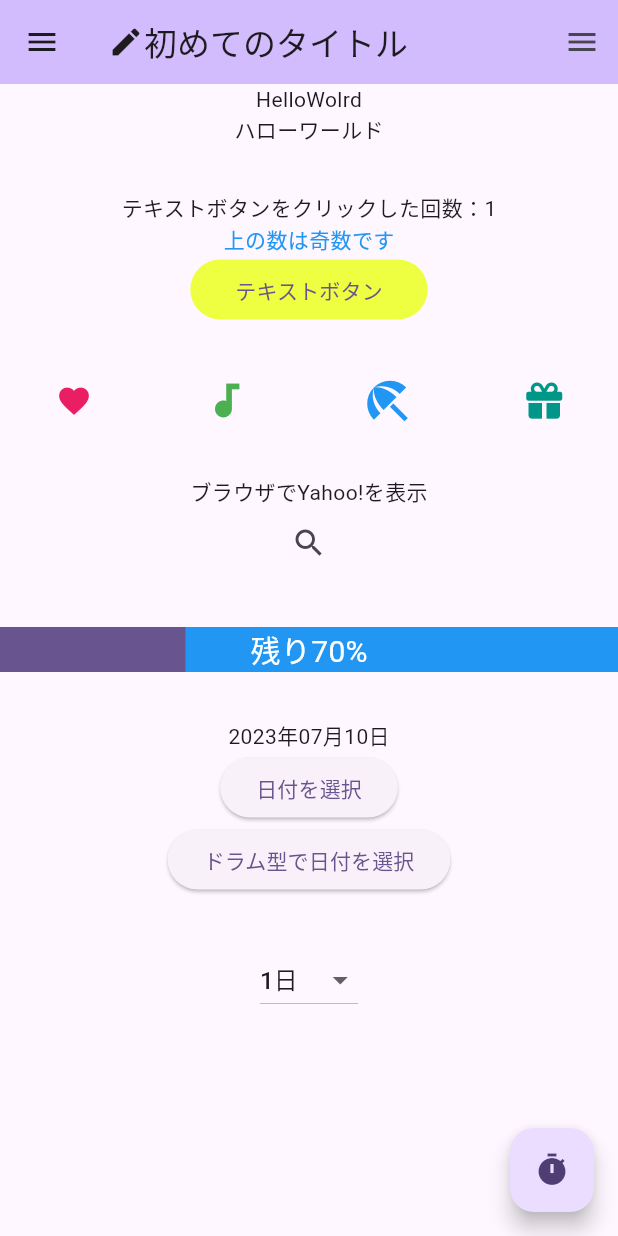
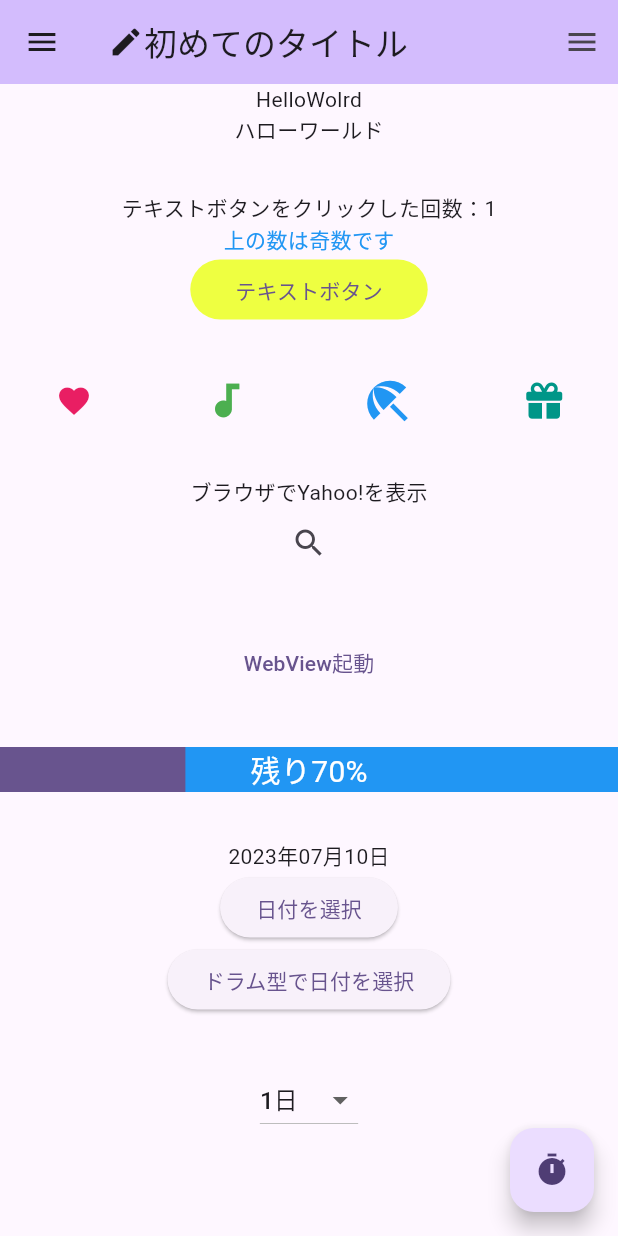
Before and after one commit to a-sasaoka/flutter_step3, a Flutter app: the screen it shows after launch, after a tap on "テキストボタン", on a phone screen of 412 x 824 dp. Run offline on Flutter 3.47's test engine with Material 2 defaults, Android fonts, the phone set to English and light mode, and no system bars; our stand-ins replace flutter_datetime_picker_plus, font_awesome_flutter, webview_flutter.

Commit message:
WebView追加

```diff
--- a/lib/main.dart
+++ b/lib/main.dart
@@ -2,6 +2,7 @@ import 'package:flutter/material.dart';
 import 'package:flutter_datetime_picker_plus/flutter_datetime_picker_plus.dart';
 import 'package:font_awesome_flutter/font_awesome_flutter.dart';
 import 'package:helloworld/time_to_live.dart';
+import 'package:helloworld/web_view.dart';
 import 'package:url_launcher/url_launcher.dart';
 import 'package:flutter_localizations/flutter_localizations.dart';
 import 'package:intl/intl.dart';
@@ -199,6 +200,22 @@ class _MyHomePageState extends State<MyHomePage> {
           const SizedBox(
             height: 32,
           ),
+          TextButton(
+            onPressed: () {
+              Navigator.push(
+                  context,
+                  MaterialPageRoute(
+                    fullscreenDialog: false,
+                    builder: (context) => const WebView('https://flutter.dev'),
+                  ));
+            },
+            child: const Text(
+              'WebView起動',
+            ),
+          ),
+          const SizedBox(
+            height: 32,
+          ),
           // Widgetを重ねて表示
           const Stack(
             children: [
--- a/lib/time_to_live.dart
+++ b/lib/time_to_live.dart
@@ -1,28 +1,26 @@
-// ignore_for_file: constant_identifier_names
-
 enum TimeToLive {
-  TEN_MINUTES,
-  ONE_HOUR,
-  ONE_DAY,
-  ONE_WEEK,
-  ONE_MONTH,
-  ONE_YEAR,
+  tenMinutes,
+  oneHour,
+  oneDay,
+  oneWeek,
+  oneMonth,
+  oneYear,
 }
 
 extension TimeToLiveExt on TimeToLive {
   String get name {
     switch (this) {
-      case TimeToLive.TEN_MINUTES:
+      case TimeToLive.tenMinutes:
         return '10分';
-      case TimeToLive.ONE_HOUR:
+      case TimeToLive.oneHour:
         return '1時間';
-      case TimeToLive.ONE_DAY:
+      case TimeToLive.oneDay:
         return '1日';
-      case TimeToLive.ONE_WEEK:
+      case TimeToLive.oneWeek:
         return '1週';
-      case TimeToLive.ONE_MONTH:
+      case TimeToLive.oneMonth:
         return '1ヶ月';
-      case TimeToLive.ONE_YEAR:
+      case TimeToLive.oneYear:
         return '1年';
     }
   }
--- a/pubspec.yaml
+++ b/pubspec.yaml
@@ -36,6 +36,7 @@ dependencies:
   url_launcher: ^6.1.11
   flutter_datetime_picker_plus: ^2.0.1
   intl: ^0.18.0
+  webview_flutter: ^4.2.2
 
 
   # The following adds the Cupertino Icons font to your application.
```
Also changed, not shown: lib/web_view.dart (added, +90 -0 lines), pubspec.lock, 2 other files.
